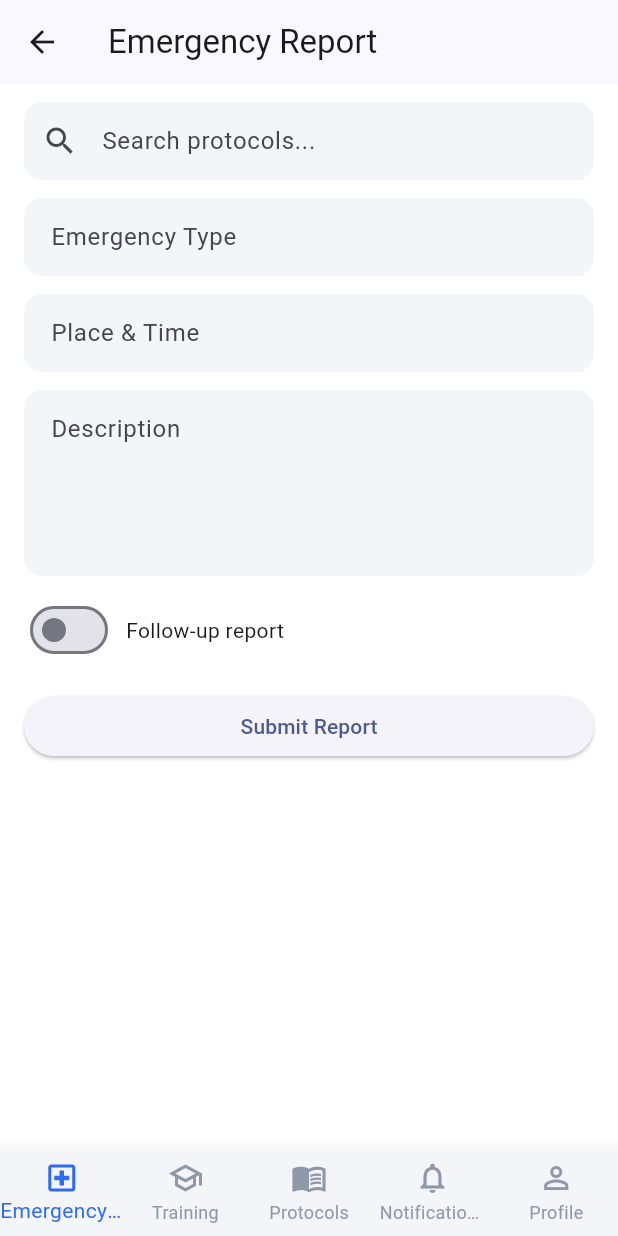
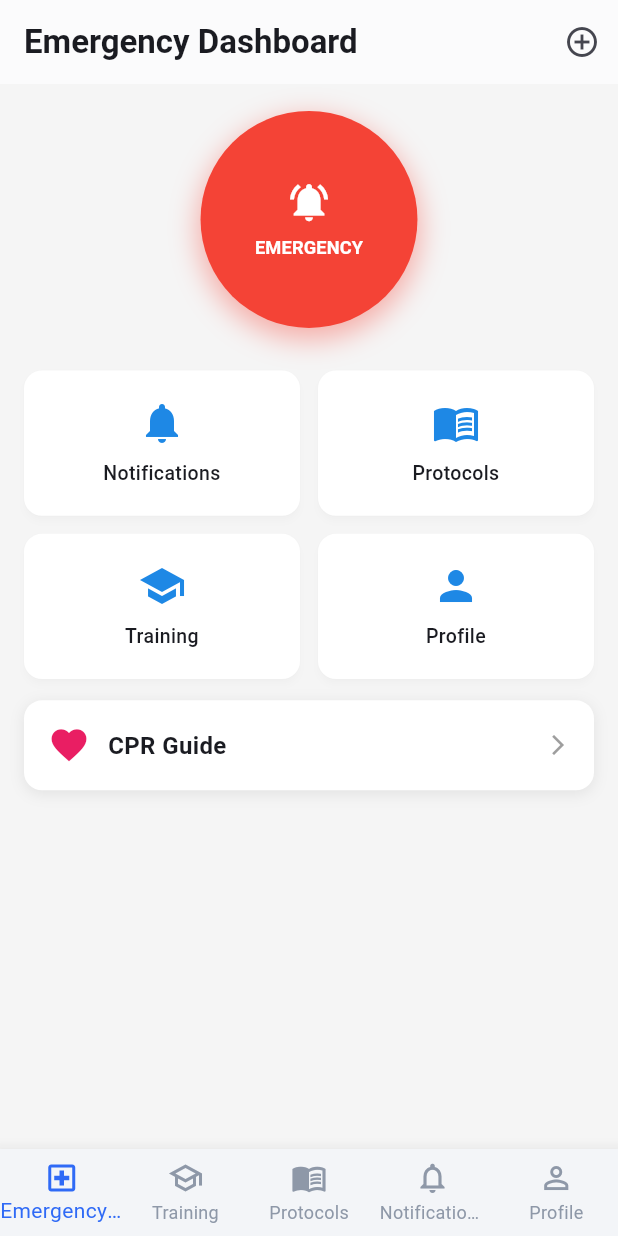
Before and after one commit to Grupo44-ISIS3510-202520/Flutter, a Flutter app: the screen it shows after launch, on a phone screen of 412 x 824 dp. Run offline on Flutter 3.47's test engine with Material 3 defaults, Android fonts, the phone set to English and light mode, and no system bars; our stand-ins replace equatable, flutter_bloc.

Commit message:
Emergency Dashboard View & Protocols View

```diff
--- a/brigadeflutter/lib/app.dart
+++ b/brigadeflutter/lib/app.dart
@@ -3,6 +3,9 @@ import 'package:flutter_bloc/flutter_bloc.dart';
 import 'blocs/emergency_report/emergency_report_cubit.dart';
 import 'app_view.dart';
 import 'screens/notifications_screen.dart';
+import 'screens/emergency_dashboard_screen.dart';
+import 'screens/protocols_and_manuals_screen.dart';
+
 
 class BrigadeApp extends StatelessWidget {
   const BrigadeApp({super.key});
@@ -37,10 +40,12 @@ class BrigadeApp extends StatelessWidget {
       child: MaterialApp(
         debugShowCheckedModeBanner: false,
         theme: theme,
-        initialRoute: '/report',
+        initialRoute: '/dashboard',
         routes: {
           '/report': (context) => const AppView(),
           '/notification': (context) => const NotificationsScreen(),
+          '/dashboard': (context) => const EmergencyDashboardScreen(),
+          '/protocols': (context) => const ProtocolsAndManualsScreen(),
         },
       ),
     );
--- a/brigadeflutter/lib/components/app_bottom_nav.dart
+++ b/brigadeflutter/lib/components/app_bottom_nav.dart
@@ -16,7 +16,7 @@ class AppBottomNav extends StatelessWidget {
         switch (i) {
           case 0: _go(context, '/report'); break;
           case 1: ScaffoldMessenger.of(context).showSnackBar(const SnackBar(content: Text('Training soon'))); break;
-          case 2: ScaffoldMessenger.of(context).showSnackBar(const SnackBar(content: Text('Protocols soon'))); break;
+          case 2: _go(context, '/protocols'); break;
           case 3: _go(context, '/notification'); break;
           case 4: ScaffoldMessenger.of(context).showSnackBar(const SnackBar(content: Text('Profile soon'))); break;
         }
--- /dev/null
+++ b/brigadeflutter/lib/screens/emergency_dashboard_screen.dart
@@ -0,0 +1,219 @@
+import 'package:flutter/material.dart';
+import '../components/app_bottom_nav.dart';
+
+class EmergencyDashboardScreen extends StatelessWidget {
+  const EmergencyDashboardScreen({super.key});
+
+  @override
+  Widget build(BuildContext context) {
+    return Scaffold(
+      backgroundColor: Colors.grey[100],
+      appBar: AppBar(
+        title: const Text(
+          "Emergency Dashboard",
+          style: TextStyle(fontWeight: FontWeight.bold),
+        ),
+        backgroundColor: Colors.white,
+        elevation: 0.5,
+        actions: [
+          IconButton(
+            icon: const Icon(Icons.add_circle_outline),
+            onPressed: () {
+            },
+          ),
+        ],
+      ),
+      bottomNavigationBar: const AppBottomNav(current: 0),
+      body: SafeArea(
+        child: Padding(
+          padding: const EdgeInsets.symmetric(horizontal: 16),
+          child: LayoutBuilder(
+            builder: (context, constraints) {
+              final availableHeight = constraints.maxHeight;
+
+              return SingleChildScrollView(
+                child: ConstrainedBox(
+                  constraints: BoxConstraints(minHeight: availableHeight),
+                  child: Column(
+                    crossAxisAlignment: CrossAxisAlignment.stretch,
+                    children: [
+                      const SizedBox(height: 18),
+
+                      // Emergency Button
+                      Center(
+                        child: Container(
+                          decoration: BoxDecoration(
+                            shape: BoxShape.circle,
+                            boxShadow: [
+                              BoxShadow(
+                                color: Colors.red.withOpacity(0.4),
+                                blurRadius: 15,
+                                spreadRadius: 2,
+                                offset: const Offset(0, 6),
+                              ),
+                            ],
+                          ),
+                          child: ElevatedButton(
+                            style: ElevatedButton.styleFrom(
+                              backgroundColor: Colors.red,
+                              shape: const CircleBorder(),
+                              padding: EdgeInsets.all(constraints.maxWidth * 0.12),
+                              elevation: 0,
+                            ),
+                            onPressed: () {
+
+                            },
+                            child: Column(
+                              mainAxisSize: MainAxisSize.min,
+                              children: [
+                                Icon(
+                                  Icons.notifications_active,
+                                  color: Colors.white,
+                                  size: constraints.maxWidth * 0.08,
+                                ),
+                                const SizedBox(height: 6),
+                                Text(
+                                  "EMERGENCY",
+                                  style: TextStyle(
+                                    color: Colors.white,
+                                    fontWeight: FontWeight.bold,
+                                    fontSize: constraints.maxWidth * 0.032,
+                                  ),
+                                ),
+                              ],
+                            ),
+                          ),
+                        ),
+                      ),
+
+                      SizedBox(height: availableHeight * 0.04),
+
+                      // Four Buttons
+                      GridView.count(
+                        shrinkWrap: true,
+                        physics: const NeverScrollableScrollPhysics(),
+                        crossAxisCount: 2,
+                        crossAxisSpacing: 12,
+                        mainAxisSpacing: 12,
+                        childAspectRatio: 1.9,
+                        children: [
+                          _DashboardCard(
+                            icon: Icons.notifications,
+                            label: "Notifications",
+                            onTap: () => Navigator.pushNamed(context, '/notification'),
+                          ),
+                          _DashboardCard(
+                            icon: Icons.menu_book,
+                            label: "Protocols",
+                            onTap: () => Navigator.pushNamed(context, '/protocols'),
+                          ),
+                          _DashboardCard(
+                            icon: Icons.school,
+                            label: "Training",
+                            onTap: () {
+                            },
+                          ),
+                          _DashboardCard(
+                            icon: Icons.person,
+                            label: "Profile",
+                            onTap: () {
+                            },
+                          ),
+                        ],
+                      ),
+
+                      SizedBox(height: availableHeight * 0.02),
+
+                      // CPR Guide Button
+                      GestureDetector(
+                        onTap: () {
+                        },
+                        child: Container(
+                          padding: const EdgeInsets.all(16),
+                          decoration: BoxDecoration(
+                            color: Colors.white,
+                            borderRadius: BorderRadius.circular(12),
+                            boxShadow: [
+                              BoxShadow(
+                                color: Colors.black.withOpacity(0.08),
+                                blurRadius: 8,
+                                offset: const Offset(0, 2),
+                              ),
+                            ],
+                          ),
+                          child: const Row(
+                            children: [
+                              Icon(Icons.favorite, color: Colors.pink, size: 28),
+                              SizedBox(width: 12),
+                              Expanded(
+                                child: Text(
+                                  "CPR Guide",
+                                  style: TextStyle(
+                                    fontWeight: FontWeight.bold,
+                                    fontSize: 16,
+                                  ),
+                                ),
+                              ),
+                              Icon(Icons.arrow_forward_ios, color: Colors.grey, size: 16),
+                            ],
+                          ),
+                        ),
+                      ),
+
+                      const SizedBox(height: 12),
+                    ],
+                  ),
+                ),
+              );
+            },
+          ),
+        ),
+      ),
+    );
+  }
+}
+
+
+class _DashboardCard extends StatelessWidget {
+  final IconData icon;
+  final String label;
+  final VoidCallback onTap;
+
+  const _DashboardCard({
+    required this.icon,
+    required this.label,
+    required this.onTap,
+  });
+
+  @override
+  Widget build(BuildContext context) {
+    return Material(
+      color: Colors.white,
+      borderRadius: BorderRadius.circular(12),
+      elevation: 2,
+      shadowColor: Colors.black.withOpacity(0.1),
+      child: InkWell(
+        borderRadius: BorderRadius.circular(12),
+        onTap: onTap,
+        child: Padding(
+          padding: const EdgeInsets.all(12),
+          child: Column(
+            mainAxisAlignment: MainAxisAlignment.center,
+            children: [
+              Icon(icon, size: 32, color: Colors.blue[600]),
+              const SizedBox(height: 8),
+              Text(
+                label,
+                textAlign: TextAlign.center,
+                style: const TextStyle(
+                  fontWeight: FontWeight.w500,
+                  fontSize: 13,
+                ),
+              ),
+            ],
+          ),
+        ),
+      ),
+    );
+  }
+}
```
Also changed, not shown: brigadeflutter/lib/screens/protocols_and_manuals_screen.dart (added, +87 -0 lines), brigadeflutter/pubspec.lock.
